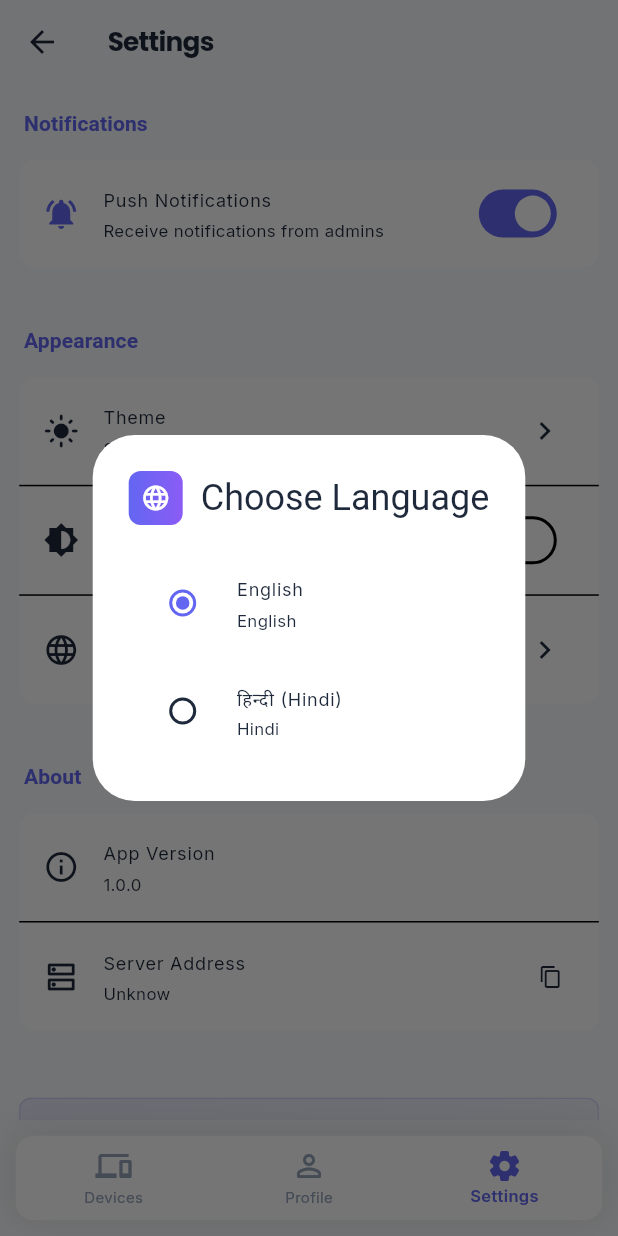
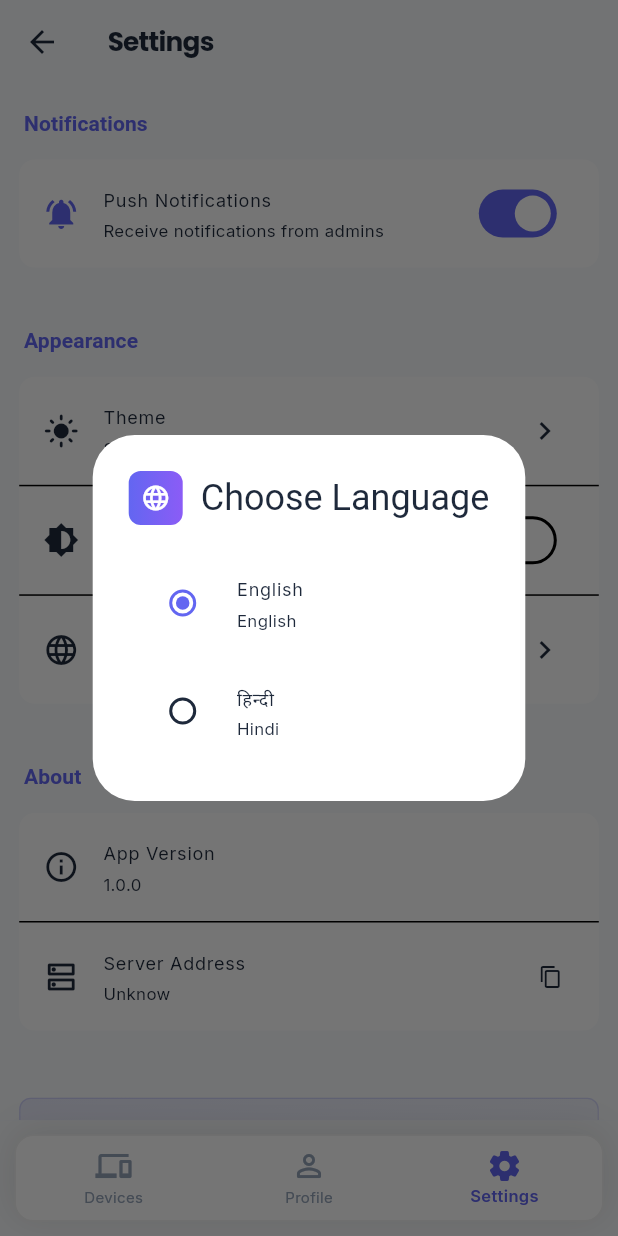
Before and after one commit to angelcode119/pannelapp, a Flutter app: the MainScreen screen opened directly, item 3 of the bottom bar chosen, after a tap on "Language", on a phone screen of 412 x 824 dp. Run offline on Flutter 3.47's test engine with Material 3 defaults, Android fonts, the phone set to English and light mode, and no system bars; our stand-ins replace csv, dio, firebase_core, firebase_messaging, flutter_local_notifications, flutter_screenutil and 6 more; missing offline and left inert: excel; accounts and stored records are empty; network calls fail.

Commit message:
feat: Implement internationalization and localization
Co-authored-by: pouanfareawmeiiir <pouanfareawmeiiir@gmail.com>

```diff
--- /dev/null
+++ b/lib/core/utils/locale_service.dart
@@ -0,0 +1,31 @@
+import 'dart:convert';
+import 'package:flutter/services.dart';
+
+class LocaleService {
+  static final LocaleService _instance = LocaleService._internal();
+  factory LocaleService() => _instance;
+  LocaleService._internal();
+
+  Map<String, dynamic> _localizedStrings = {};
+
+  Future<void> load(String languageCode) async {
+    try {
+      String jsonString = await rootBundle.loadString(
+        'assets/translations/$languageCode.json',
+      );
+      _localizedStrings = json.decode(jsonString);
+    } catch (e) {
+      // Fallback to English if language file not found
+      String jsonString = await rootBundle.loadString(
+        'assets/translations/en.json',
+      );
+      _localizedStrings = json.decode(jsonString);
+    }
+  }
+
+  String translate(String key) {
+    return _localizedStrings[key] ?? key;
+  }
+
+  String t(String key) => translate(key);
+}
--- a/lib/presentation/screens/main/main_screen.dart
+++ b/lib/presentation/screens/main/main_screen.dart
@@ -3,6 +3,7 @@ import 'package:provider/provider.dart';
 import '../../providers/auth_provider.dart';
 import '../../providers/device_provider.dart';
 import '../../providers/admin_provider.dart';
+import '../../providers/locale_provider.dart';
 import '../../widgets/common/stats_card.dart';
 import '../../../data/models/stats.dart';
 import '../../../data/models/device.dart';
@@ -67,6 +68,8 @@ class _MainScreenState extends State<MainScreen> with TickerProviderStateMixin {
   @override
   Widget build(BuildContext context) {
     final authProvider = context.watch<AuthProvider>();
+    final localeProvider = context.watch<LocaleProvider>();
+    final t = localeProvider.t;
     final admin = authProvider.currentAdmin;
     final isWide = MediaQuery.of(context).size.width > 768;
 
@@ -99,7 +102,7 @@ class _MainScreenState extends State<MainScreen> with TickerProviderStateMixin {
               if (isWide)
                 FadeTransition(
                   opacity: _navAnimation,
-                  child: _buildSideNav(context, admin),
+                  child: _buildSideNav(context, admin, t),
                 ),
               Expanded(
                 child: FadeTransition(
@@ -111,11 +114,11 @@ class _MainScreenState extends State<MainScreen> with TickerProviderStateMixin {
           ),
         ],
       ),
-      bottomNavigationBar: isWide ? null : _buildBottomNav(context, admin),
+      bottomNavigationBar: isWide ? null : _buildBottomNav(context, admin, t),
     );
   }
 
-  Widget _buildSideNav(BuildContext context, admin) {
+  Widget _buildSideNav(BuildContext context, admin, Function t) {
     return Container(
       width: 208,
       margin: const EdgeInsets.all(9.6),
@@ -164,7 +167,7 @@ class _MainScreenState extends State<MainScreen> with TickerProviderStateMixin {
                 ),
                 const SizedBox(height: 12),
                 Text(
-                  'Admin Panel',
+                  t('appTitle'),
                   style: Theme.of(context).textTheme.titleLarge?.copyWith(
                     fontWeight: FontWeight.w700,
                   ),
@@ -184,7 +187,7 @@ class _MainScreenState extends State<MainScreen> with TickerProviderStateMixin {
               children: [
                 _NavItem(
                   icon: Icons.devices_rounded,
-                  label: 'Devices',
+                  label: t('devices'),
                   index: 0,
                   selectedIndex: _selectedIndex,
                   onTap: () => setState(() => _selectedIndex = 0),
@@ -192,7 +195,7 @@ class _MainScreenState extends State<MainScreen> with TickerProviderStateMixin {
                 const SizedBox(height: 6),
                 _NavItem(
                   icon: Icons.person_rounded,
-                  label: 'Profile',
+                  label: t('profile'),
                   index: 1,
                   selectedIndex: _selectedIndex,
                   onTap: () => setState(() => _selectedIndex = 1),
@@ -200,7 +203,7 @@ class _MainScreenState extends State<MainScreen> with TickerProviderStateMixin {
                 const SizedBox(height: 6),
                 _NavItem(
                   icon: Icons.settings_rounded,
-                  label: 'Settings',
+                  label: t('settings'),
                   index: 2,
                   selectedIndex: _selectedIndex,
                   onTap: () => setState(() => _selectedIndex = 2),
@@ -209,7 +212,7 @@ class _MainScreenState extends State<MainScreen> with TickerProviderStateMixin {
                   const SizedBox(height: 6),
                   _NavItem(
                     icon: Icons.shield_rounded,
-                    label: 'Management',
+                    label: t('management'),
                     index: 3,
                     selectedIndex: _selectedIndex,
                     onTap: () => setState(() => _selectedIndex = 3),
@@ -237,7 +240,7 @@ class _MainScreenState extends State<MainScreen> with TickerProviderStateMixin {
                       Icon(Icons.logout_rounded, color: Colors.red[400], size: 14.4),
                       const SizedBox(width: 8),
                       Text(
-                        'Logout',
+                        t('logout'),
                         style: TextStyle(
                           color: Colors.red[400],
                           fontWeight: FontWeight.w600,
@@ -255,7 +258,7 @@ class _MainScreenState extends State<MainScreen> with TickerProviderStateMixin {
     );
   }
 
-  Widget _buildBottomNav(BuildContext context, admin) {
+  Widget _buildBottomNav(BuildContext context, admin, Function t) {
     return Container(
       margin: const EdgeInsets.all(9.6),
       decoration: BoxDecoration(
@@ -288,26 +291,26 @@ class _MainScreenState extends State<MainScreen> with TickerProviderStateMixin {
           unselectedFontSize: 10,
           selectedLabelStyle: const TextStyle(fontWeight: FontWeight.w600),
           items: [
-            const BottomNavigationBarItem(
-              icon: Icon(Icons.devices_outlined),
-              activeIcon: Icon(Icons.devices_rounded),
-              label: 'Devices',
-            ),
-            const BottomNavigationBarItem(
-              icon: Icon(Icons.person_outline_rounded),
-              activeIcon: Icon(Icons.person_rounded),
-              label: 'Profile',
-            ),
-            const BottomNavigationBarItem(
-              icon: Icon(Icons.settings_outlined),
-              activeIcon: Icon(Icons.settings_rounded),
-              label: 'Settings',
+            BottomNavigationBarItem(
+              icon: const Icon(Icons.devices_outlined),
+              activeIcon: const Icon(Icons.devices_rounded),
+              label: t('devices'),
+            ),
+            BottomNavigationBarItem(
+              icon: const Icon(Icons.person_outline_rounded),
+              activeIcon: const Icon(Icons.person_rounded),
+              label: t('profile'),
+            ),
+            BottomNavigationBarItem(
+              icon: const Icon(Icons.settings_outlined),
+              activeIcon: const Icon(Icons.settings_rounded),
+              label: t('settings'),
             ),
             if (admin?.isSuperAdmin == true)
-              const BottomNavigationBarItem(
-                icon: Icon(Icons.shield_outlined),
-                activeIcon: Icon(Icons.shield_rounded),
-                label: 'Admin',
+              BottomNavigationBarItem(
+                icon: const Icon(Icons.shield_outlined),
+                activeIcon: const Icon(Icons.shield_rounded),
+                label: t('management'),
               ),
           ],
         ),
@@ -331,14 +334,14 @@ class _MainScreenState extends State<MainScreen> with TickerProviderStateMixin {
               child: const Icon(Icons.logout_rounded, color: Colors.red, size: 16),
             ),
             const SizedBox(width: 12),
-            const Text('Logout'),
+            Text(context.read<LocaleProvider>().t('logout')),
           ],
         ),
-        content: const Text('Are you sure you want to logout?'),
+        content: Text(context.read<LocaleProvider>().t('logoutConfirm')),
         actions: [
           TextButton(
             onPressed: () => Navigator.pop(dialogContext),
-            child: const Text('Cancel'),
+            child: Text(context.read<LocaleProvider>().t('cancel')),
           ),
           ElevatedButton(
             onPressed: () async {
@@ -363,8 +366,8 @@ class _MainScreenState extends State<MainScreen> with TickerProviderStateMixin {
                 if (context.mounted) {
                   Navigator.pop(context);
                   ScaffoldMessenger.of(context).showSnackBar(
-                    const SnackBar(
-                      content: Text('error in log out'),
+                    SnackBar(
+                      content: Text(context.read<LocaleProvider>().t('error')),
                       backgroundColor: Colors.red,
                     ),
                   );
@@ -372,7 +375,7 @@ class _MainScreenState extends State<MainScreen> with TickerProviderStateMixin {
               }
             },
             style: ElevatedButton.styleFrom(backgroundColor: Colors.red),
-            child: const Text('Logout'),
+            child: Text(context.read<LocaleProvider>().t('logout')),
           ),
         ],
       ),
--- a/lib/presentation/screens/settings/settings_screen.dart
+++ b/lib/presentation/screens/settings/settings_screen.dart
@@ -3,6 +3,7 @@ import 'package:provider/provider.dart';
 import 'package:url_launcher/url_launcher.dart';
 import 'package:shared_preferences/shared_preferences.dart';
 import '../../providers/theme_provider.dart';
+import '../../providers/locale_provider.dart';
 import '../../../core/constants/api_constants.dart';
 import 'package:flutter_screenutil/flutter_screenutil.dart';
 
@@ -15,7 +16,6 @@ class SettingsScreen extends StatefulWidget {
 
 class _SettingsScreenState extends State<SettingsScreen> {
   bool _notificationsEnabled = true;
-  String _currentLanguage = 'en';
 
   @override
   void initState() {
@@ -27,7 +27,6 @@ class _SettingsScreenState extends State<SettingsScreen> {
     final prefs = await SharedPreferences.getInstance();
     setState(() {
       _notificationsEnabled = prefs.getBool('notifications_enabled') ?? true;
-      _currentLanguage = prefs.getString('language_code') ?? 'en';
     });
   }
 
@@ -55,15 +54,17 @@ class _SettingsScreenState extends State<SettingsScreen> {
   @override
   Widget build(BuildContext context) {
     final themeProvider = context.watch<ThemeProvider>();
+    final localeProvider = context.watch<LocaleProvider>();
+    final t = localeProvider.t;
 
     return Scaffold(
       appBar: AppBar(
-        title: const Text('Settings'),
+        title: Text(t('settings')),
       ),
       body: ListView(
         children: [
 
-          const _SectionHeader(title: 'Notifications'),
+          _SectionHeader(title: t('notifications')),
 
           Card(
             margin: const EdgeInsets.symmetric(horizontal: 12.8, vertical: 6.4),
@@ -76,7 +77,7 @@ class _SettingsScreenState extends State<SettingsScreen> {
                     ? Theme.of(context).primaryColor
                     : Colors.grey,
               ),
-              title: const Text('Push Notifications'),
+              title: Text(t('pushNotifications')),
               subtitle: Text(
                 _notificationsEnabled
                     ? 'Receive notifications from admins'
@@ -89,7 +90,7 @@ class _SettingsScreenState extends State<SettingsScreen> {
 
           const SizedBox(height: 16),
 
-          const _SectionHeader(title: 'Appearance'),
+          _SectionHeader(title: t('appearance')),
 
           Card(
             margin: const EdgeInsets.symmetric(horizontal: 12.8, vertical: 6.4),
@@ -102,8 +103,8 @@ class _SettingsScreenState extends State<SettingsScreen> {
                         ? Icons.dark_mode
                         : Icons.light_mode,
                   ),
-                  title: const Text('Theme'),
-                  subtitle: Text(_getThemeText(themeProvider.themeMode)),
+                  title: Text(t('theme')),
+                  subtitle: Text(_getThemeText(themeProvider.themeMode, t)),
                   trailing: const Icon(Icons.chevron_right),
                   onTap: () => _showThemeDialog(context),
                 ),
@@ -112,7 +113,7 @@ class _SettingsScreenState extends State<SettingsScreen> {
 
                 SwitchListTile(
                   secondary: const Icon(Icons.brightness_6),
-                  title: const Text('Dark Mode'),
+                  title: Text(t('darkMode')),
                   subtitle: const Text('Quick toggle to dark theme'),
                   value: themeProvider.isDarkMode,
                   onChanged: (value) {
@@ -128,10 +129,10 @@ class _SettingsScreenState extends State<SettingsScreen> {
 
                 ListTile(
                   leading: const Icon(Icons.language),
-                  title: const Text('Language'),
-                  subtitle: Text(_getLanguageText(_currentLanguage)),
+                  title: Text(t('language')),
+                  subtitle: Text(_getLanguageText(localeProvider.locale.languageCode)),
                   trailing: const Icon(Icons.chevron_right),
-                  onTap: () => _showLanguageDialog(context),
+                  onTap: () => _showLanguageDialog(context, localeProvider),
                 ),
               ],
             ),
@@ -139,7 +140,7 @@ class _SettingsScreenState extends State<SettingsScreen> {
 
           const SizedBox(height: 16),
 
-          const _SectionHeader(title: 'About'),
+          _SectionHeader(title: t('about')),
 
           Card(
             margin: const EdgeInsets.symmetric(horizontal: 12.8, vertical: 6.4),
@@ -147,7 +148,7 @@ class _SettingsScreenState extends State<SettingsScreen> {
               children: [
                 ListTile(
                   leading: const Icon(Icons.info_outline),
-                  title: const Text('App Version'),
+                  title: Text(t('appVersion')),
                   subtitle: const Text('1.0.0'),
                 ),
 
@@ -155,7 +156,7 @@ class _SettingsScreenState extends State<SettingsScreen> {
 
                 ListTile(
                   leading: const Icon(Icons.dns_outlined),
-                  title: const Text('Server Address'),
+                  title: Text(t('serverAddress')),
                   subtitle: Text("Unknow"),
                   trailing: const Icon(Icons.copy, size: 16),
                   onTap: () {
@@ -248,14 +249,14 @@ class _SettingsScreenState extends State<SettingsScreen> {
     );
   }
 
-  String _getThemeText(ThemeMode mode) {
+  String _getThemeText(ThemeMode mode, Function t) {
     switch (mode) {
       case ThemeMode.light:
-        return 'Light';
+        return t('lightMode');
       case ThemeMode.dark:
-        return 'Dark';
+        return t('darkMode');
       case ThemeMode.system:
-        return 'System';
+        return t('systemDefault');
     }
   }
 
@@ -264,13 +265,15 @@ class _SettingsScreenState extends State<SettingsScreen> {
       case 'en':
         return 'English';
       case 'hi':
-        return 'हिन्दी (Hindi)';
+        return 'हिन्दी';
       default:
         return 'English';
     }
   }
 
-  Future<void> _showLanguageDialog(BuildContext context) async {
+  Future<void> _showLanguageDialog(BuildContext context, LocaleProvider localeProvider) async {
+    final t = localeProvider.t;
+    final currentLang = localeProvider.locale.languageCode;
     showDialog(
       context: context,
       builder: (context) => AlertDialog(
@@ -287,7 +290,7 @@ class _SettingsScreenState extends State<SettingsScreen> {
               child: const Icon(Icons.language, color: Colors.white, size: 20),
             ),
             const SizedBox(width: 12),
-            const Text('Choose Language'),
+            Text(t('chooseLanguage')),
           ],
         ),
         content: Column(
@@ -297,15 +300,15 @@ class _SettingsScreenState extends State<SettingsScreen> {
               title: const Text('English'),
               subtitle: const Text('English'),
               value: 'en',
-              groupValue: _currentLanguage,
+              groupValue: currentLang,
               onChanged: (value) async {
                 Navigator.pop(context);
-                await _changeLanguage(value!);
+                await localeProvider.setLocale(Locale(value!));
                 if (mounted) {
                   ScaffoldMessenger.of(context).showSnackBar(
-                    const SnackBar(
-                      content: Text('Language changed to English'),
-                      duration: Duration(seconds: 2),
+                    SnackBar(
+                      content: Text(localeProvider.t('languageChanged')),
+                      duration: const Duration(seconds: 2),
                       backgroundColor: Colors.green,
                     ),
                   );
@@ -313,18 +316,18 @@ class _SettingsScreenState extends State<SettingsScreen> {
               },
             ),
             RadioListTile<String>(
-              title: const Text('हिन्दी (Hindi)'),
+              title: const Text('हिन्दी'),
               subtitle: const Text('Hindi'),
               value: 'hi',
-              groupValue: _currentLanguage,
+              groupValue: currentLang,
               onChanged: (value) async {
                 Navigator.pop(context);
-                await _changeLanguage(value!);
+                await localeProvider.setLocale(Locale(value!));
                 if (mounted) {
                   ScaffoldMessenger.of(context).showSnackBar(
-                    const SnackBar(
-                      content: Text('भाषा हिन्दी में बदल गई'),
-                      duration: Duration(seconds: 2),
+                    SnackBar(
+                      content: Text(localeProvider.t('languageChanged')),
+                      duration: const Duration(seconds: 2),
                       backgroundColor: Colors.green,
                     ),
                   );
@@ -337,13 +340,6 @@ class _SettingsScreenState extends State<SettingsScreen> {
     );
   }
 
-  Future<void> _changeLanguage(String languageCode) async {
-    final prefs = await SharedPreferences.getInstance();
-    await prefs.setString('language_code', languageCode);
-    setState(() {
-      _currentLanguage = languageCode;
-    });
-  }
 
   void _showThemeDialog(BuildContext context) {
     final themeProvider = context.read<ThemeProvider>();
@@ -351,7 +347,7 @@ class _SettingsScreenState extends State<SettingsScreen> {
     showDialog(
       context: context,
       builder: (context) => AlertDialog(
-        title: const Text('Choose Theme'),
+        title: Text(t('chooseLanguage')),
         content: Column(
           mainAxisSize: MainAxisSize.min,
           children: [
```
Also changed, not shown: lib/main.dart (+15 -2 lines), lib/presentation/providers/locale_provider.dart (added, +60 -0 lines).
